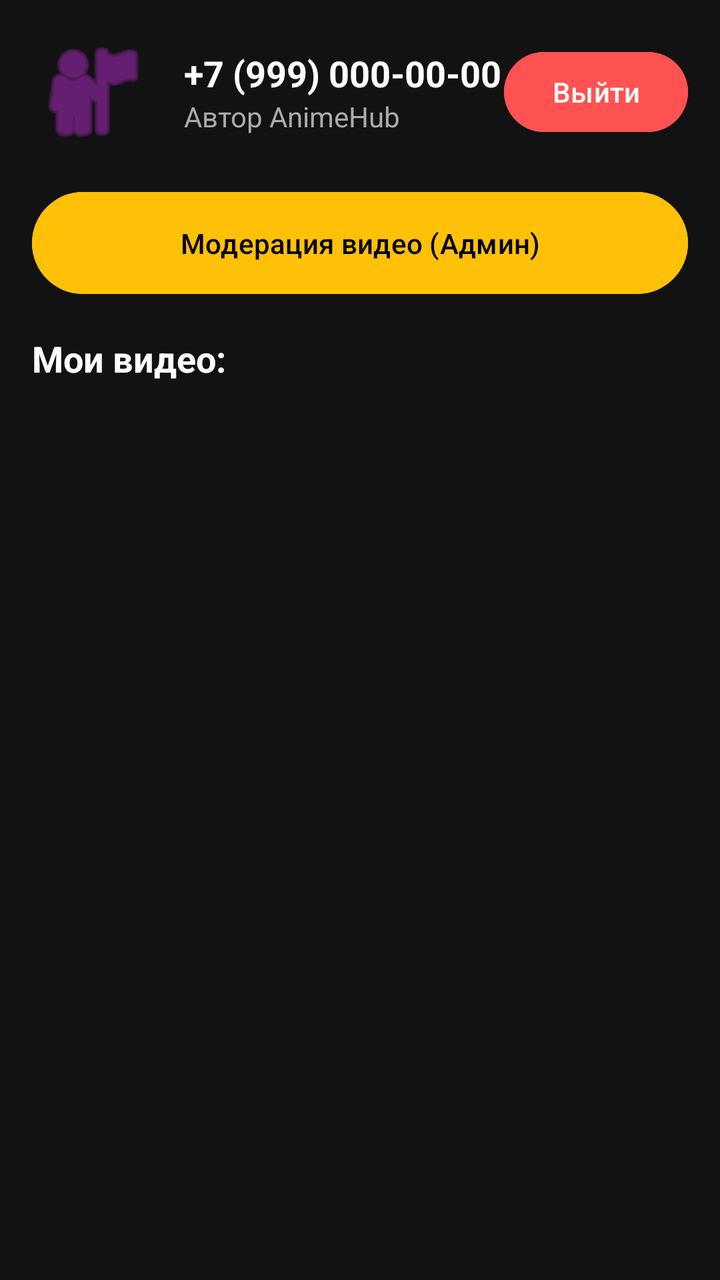
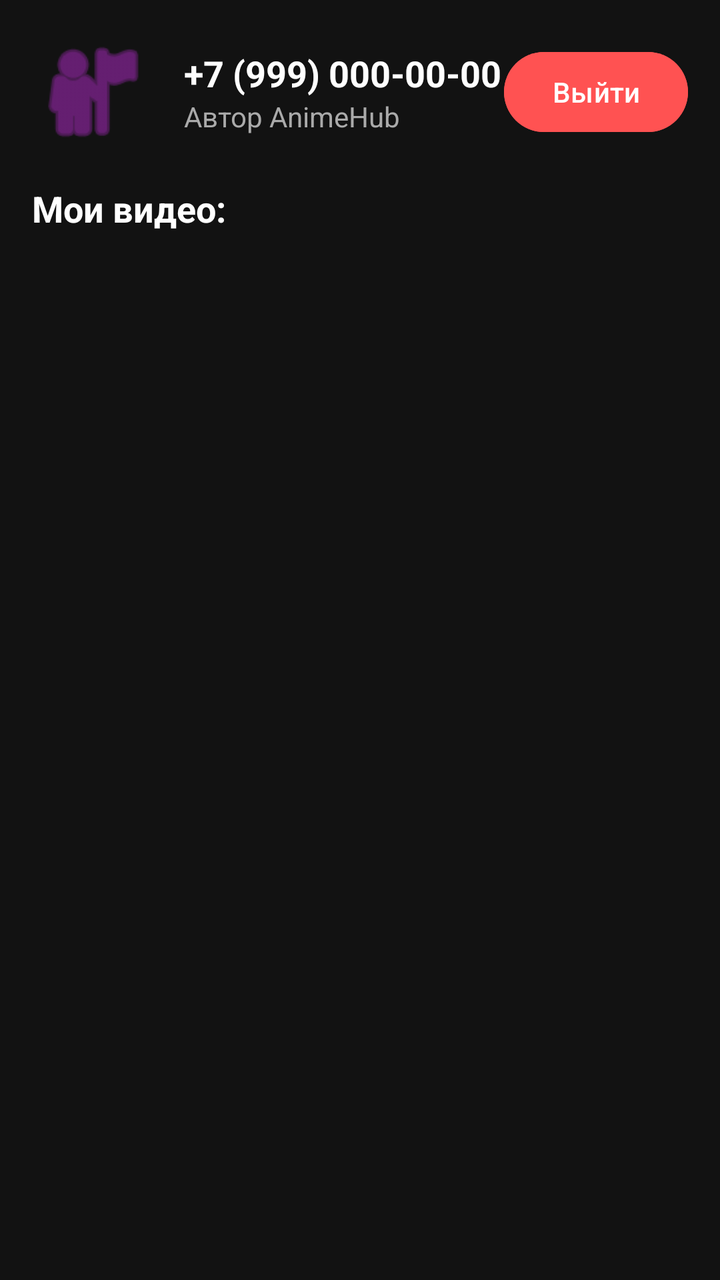

An Android layout rendered at two revisions. The XML below is the earlier revision; the diff shows what the commit changed to produce the second picture.
<!-- AndroidManifest.xml: application theme Theme.Material3.DayNight.NoActionBar -->
<!-- res/layout/activity_profile.xml -->
<?xml version="1.0" encoding="utf-8"?>
<LinearLayout xmlns:android="http://schemas.android.com/apk/res/android"
    xmlns:app="http://schemas.android.com/apk/res-auto"
    android:layout_width="match_parent"
    android:layout_height="match_parent"
    android:orientation="vertical"
    android:padding="16dp"
    android:background="#121212">

    
    <LinearLayout
        android:layout_width="match_parent"
        android:layout_height="wrap_content"
        android:orientation="horizontal"
        android:gravity="center_vertical"
        android:layout_marginBottom="16dp">

        <ImageView
            android:layout_width="60dp"
            android:layout_height="60dp"
            android:src="@android:drawable/ic_menu_myplaces"
            app:tint="#9C27B0"
            android:layout_marginEnd="16dp"/>

        <LinearLayout
            android:layout_width="0dp"
            android:layout_height="wrap_content"
            android:layout_weight="1"
            android:orientation="vertical">

            <TextView
                android:id="@+id/tvPhone"
                android:layout_width="wrap_content"
                android:layout_height="wrap_content"
                android:text="+7 (999) 000-00-00"
                android:textColor="#FFFFFF"
                android:textSize="18sp"
                android:textStyle="bold"/>

            <TextView
                android:layout_width="wrap_content"
                android:layout_height="wrap_content"
                android:text="Автор AnimeHub"
                android:textColor="#AAAAAA"/>
        </LinearLayout>

        <Button
            android:id="@+id/btnLogout"
            android:layout_width="wrap_content"
            android:layout_height="wrap_content"
            android:text="Выйти"
            android:backgroundTint="#FF5252"
            android:textColor="#FFFFFF"/>
    </LinearLayout>

    <Button
        android:id="@+id/btnAdmin"
        android:layout_width="match_parent"
        android:layout_height="wrap_content"
        android:text="Модерация видео (Админ)"
        android:backgroundTint="#FFC107"
        android:textColor="#000000"
        android:padding="16dp"
        android:layout_marginBottom="16dp"/>

    <TextView
        android:layout_width="wrap_content"
        android:layout_height="wrap_content"
        android:text="Мои видео:"
        android:textColor="#FFFFFF"
        android:textSize="18sp"
        android:textStyle="bold"
        android:layout_marginBottom="8dp"/>

    
    <androidx.recyclerview.widget.RecyclerView
        android:id="@+id/rvMyVideos"
        android:layout_width="match_parent"
        android:layout_height="match_parent"/>

</LinearLayout>
<!-- resources referenced by this layout -->
<resources>

</resources>

<!-- the commit's change to res/layout/activity_profile.xml (unified diff, before → after) -->
@@ -7,7 +7,6 @@
     android:padding="16dp"
     android:background="#121212">
 
-    
     <LinearLayout
         android:layout_width="match_parent"
         android:layout_height="wrap_content"
@@ -53,16 +52,6 @@
             android:textColor="#FFFFFF"/>
     </LinearLayout>
 
-    <Button
-        android:id="@+id/btnAdmin"
-        android:layout_width="match_parent"
-        android:layout_height="wrap_content"
-        android:text="Модерация видео (Админ)"
-        android:backgroundTint="#FFC107"
-        android:textColor="#000000"
-        android:padding="16dp"
-        android:layout_marginBottom="16dp"/>
-
     <TextView
         android:layout_width="wrap_content"
         android:layout_height="wrap_content"
@@ -72,7 +61,6 @@
         android:textStyle="bold"
         android:layout_marginBottom="8dp"/>
 
-    
     <androidx.recyclerview.widget.RecyclerView
         android:id="@+id/rvMyVideos"
         android:layout_width="match_parent"
